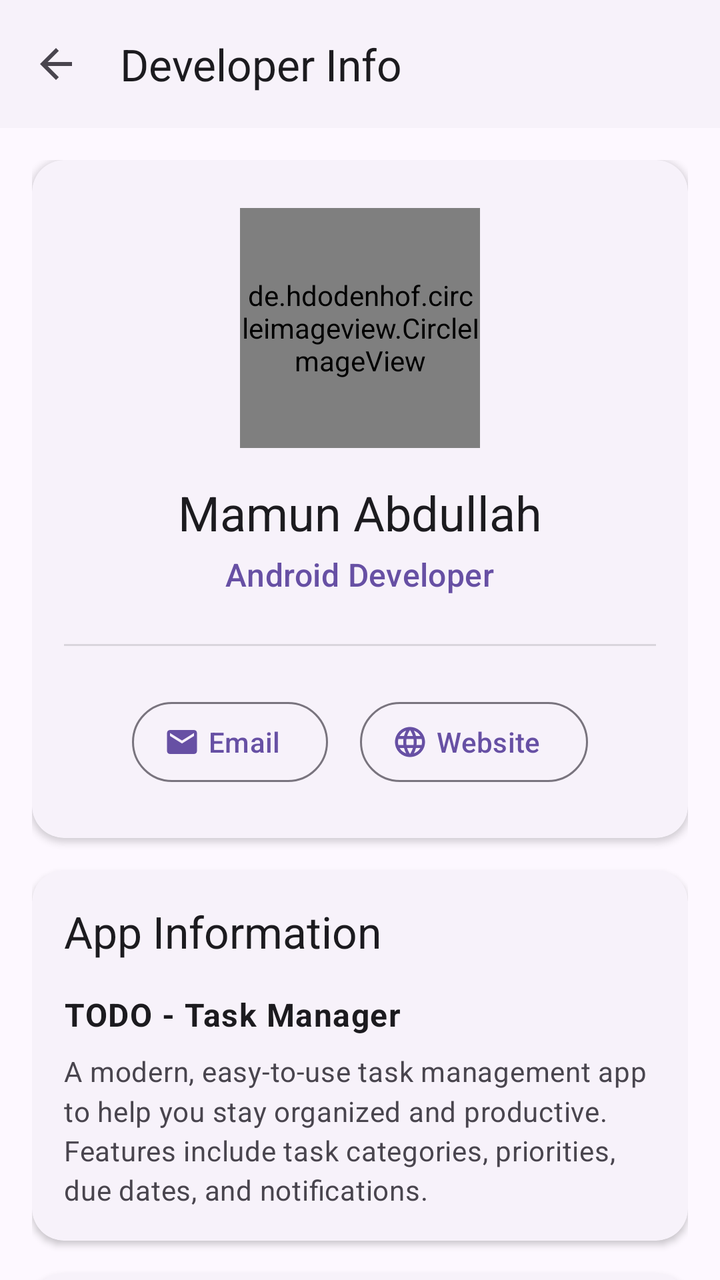
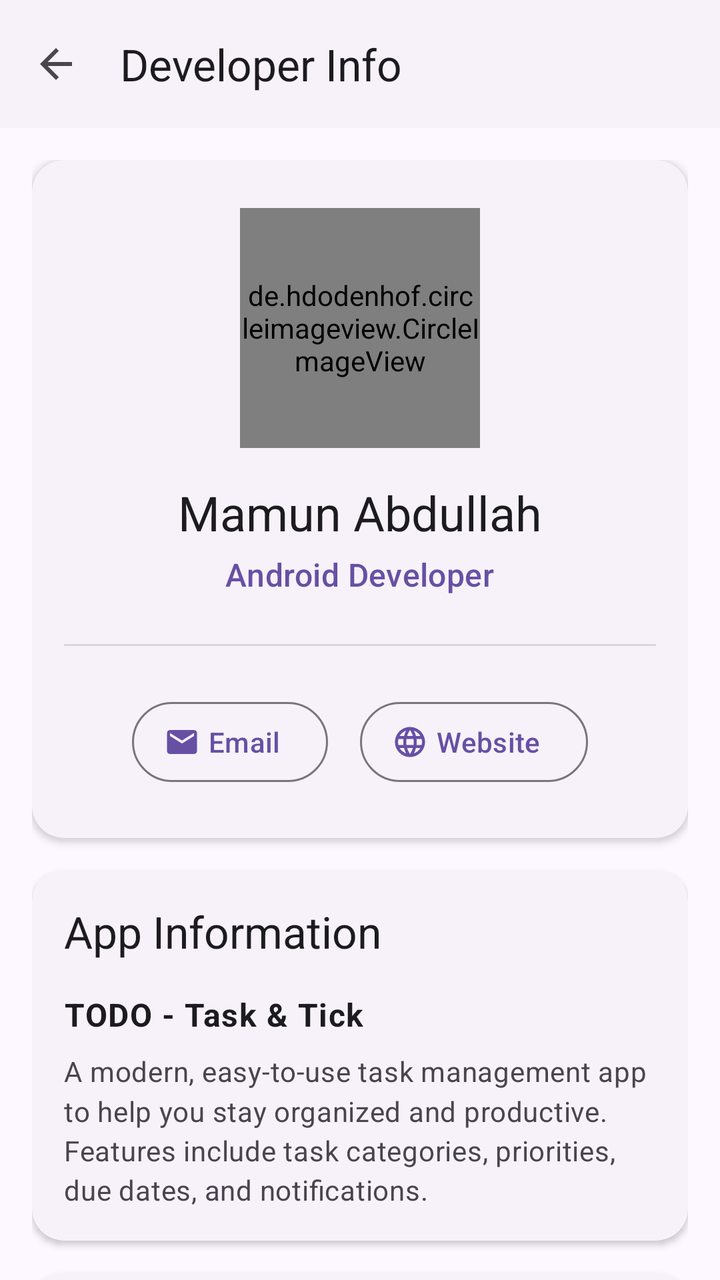

An Android layout rendered at two revisions. The XML below is the earlier revision; the diff shows what the commit changed to produce the second picture.
<!-- AndroidManifest.xml: activity theme Theme.Exam -->
<!-- res/layout/activity_developer_info.xml -->
<?xml version="1.0" encoding="utf-8"?>
<androidx.coordinatorlayout.widget.CoordinatorLayout xmlns:android="http://schemas.android.com/apk/res/android"
    xmlns:app="http://schemas.android.com/apk/res-auto"
    xmlns:tools="http://schemas.android.com/tools"
    android:layout_width="match_parent"
    android:layout_height="match_parent"
    android:background="?android:colorBackground"
    tools:context=".DeveloperInfoActivity">

    <com.google.android.material.appbar.AppBarLayout
        android:id="@+id/appBarLayout"
        android:layout_width="match_parent"
        android:layout_height="wrap_content"
        android:fitsSystemWindows="true"
        android:background="@android:color/transparent"
        app:elevation="0dp">

        <com.google.android.material.appbar.MaterialToolbar
            android:id="@+id/toolbar"
            android:layout_width="match_parent"
            android:layout_height="?attr/actionBarSize"
        android:background="?attr/colorSurface"
            app:navigationIcon="@drawable/ic_baseline_arrow_back_24"
        app:title="@string/developer_info"
            app:titleTextColor="?attr/colorOnSurface" />

    </com.google.android.material.appbar.AppBarLayout>

    <androidx.core.widget.NestedScrollView
        android:layout_width="match_parent"
        android:layout_height="match_parent"
        android:clipToPadding="false"
        android:overScrollMode="never"
        android:paddingBottom="24dp"
        app:layout_behavior="@string/appbar_scrolling_view_behavior">

        <androidx.constraintlayout.widget.ConstraintLayout
            android:layout_width="match_parent"
            android:layout_height="wrap_content"
            android:paddingHorizontal="16dp"
            android:paddingTop="16dp">

            
            <androidx.cardview.widget.CardView
                android:id="@+id/profileCard"
                android:layout_width="match_parent"
                android:layout_height="wrap_content"
                android:layout_marginBottom="24dp"
                app:cardBackgroundColor="?attr/colorSurface"
                app:cardCornerRadius="16dp"
                app:cardElevation="2dp"
                app:layout_constraintEnd_toEndOf="parent"
                app:layout_constraintStart_toStartOf="parent"
                app:layout_constraintTop_toTopOf="parent">

                <androidx.constraintlayout.widget.ConstraintLayout
                    android:layout_width="match_parent"
                    android:layout_height="wrap_content"
                    android:paddingHorizontal="16dp"
                    android:paddingVertical="24dp">

                    <de.hdodenhof.circleimageview.CircleImageView
                        android:id="@+id/developerImage"
                        android:layout_width="120dp"
                        android:layout_height="120dp"
                        android:src="@drawable/developer"
                        app:civ_border_color="?attr/colorPrimary"
                        app:civ_border_width="2dp"
                        app:layout_constraintEnd_toEndOf="parent"
                        app:layout_constraintStart_toStartOf="parent"
                        app:layout_constraintTop_toTopOf="parent" />

                    <TextView
                        android:id="@+id/developerName"
                        android:layout_width="wrap_content"
                        android:layout_height="wrap_content"
                        android:layout_marginTop="16dp"
                        android:text="@string/developer_name"
                        android:textAppearance="@style/TextAppearance.Material3.HeadlineSmall"
                        android:textColor="?attr/colorOnSurface"
                        app:layout_constraintEnd_toEndOf="parent"
                        app:layout_constraintStart_toStartOf="parent"
                        app:layout_constraintTop_toBottomOf="@id/developerImage" />

                    <TextView
                        android:id="@+id/developerTitle"
                        android:layout_width="wrap_content"
                        android:layout_height="wrap_content"
                        android:layout_marginTop="4dp"
                        android:text="@string/developer_title"
                        android:textAppearance="@style/TextAppearance.Material3.TitleMedium"
                        android:textColor="?attr/colorPrimary"
                        app:layout_constraintEnd_toEndOf="parent"
                        app:layout_constraintStart_toStartOf="parent"
                        app:layout_constraintTop_toBottomOf="@id/developerName" />

                    <View
                        android:id="@+id/divider"
                        android:layout_width="0dp"
                        android:layout_height="1dp"
                        android:layout_marginTop="24dp"
                        android:background="?android:attr/listDivider"
                        app:layout_constraintEnd_toEndOf="parent"
                        app:layout_constraintStart_toStartOf="parent"
                        app:layout_constraintTop_toBottomOf="@id/developerTitle" />

                    <LinearLayout
                        android:id="@+id/contactButtonsLayout"
                        android:layout_width="match_parent"
                        android:layout_height="wrap_content"
                        android:layout_marginTop="24dp"
                        android:gravity="center"
                        android:orientation="horizontal"
                        app:layout_constraintEnd_toEndOf="parent"
                        app:layout_constraintStart_toStartOf="parent"
                        app:layout_constraintTop_toBottomOf="@id/divider">

                        <com.google.android.material.button.MaterialButton
                            android:id="@+id/emailButton"
                            style="@style/Widget.Material3.Button.OutlinedButton.Icon"
                            android:layout_width="wrap_content"
                            android:layout_height="wrap_content"
                            android:layout_marginEnd="16dp"
                            android:text="@string/email_button"
                            app:icon="@drawable/ic_email_24" />

                        <com.google.android.material.button.MaterialButton
                            android:id="@+id/websiteButton"
                            style="@style/Widget.Material3.Button.OutlinedButton.Icon"
                            android:layout_width="wrap_content"
                            android:layout_height="wrap_content"
                            android:text="@string/website_button"
                            app:icon="@drawable/ic_website_24" />
                    </LinearLayout>
                </androidx.constraintlayout.widget.ConstraintLayout>
            </androidx.cardview.widget.CardView>

            
            <androidx.cardview.widget.CardView
                android:id="@+id/appInfoCard"
                android:layout_width="match_parent"
                android:layout_height="wrap_content"
                android:layout_marginTop="16dp"
                app:cardBackgroundColor="?attr/colorSurface"
                app:cardCornerRadius="16dp"
                app:cardElevation="2dp"
                app:layout_constraintEnd_toEndOf="parent"
                app:layout_constraintStart_toStartOf="parent"
                app:layout_constraintTop_toBottomOf="@id/profileCard">

                <LinearLayout
            android:layout_width="match_parent"
            android:layout_height="wrap_content"
            android:orientation="vertical"
                    android:padding="16dp">

                    <TextView
                        android:layout_width="wrap_content"
                        android:layout_height="wrap_content"
                        android:text="@string/app_info_title"
                        android:textAppearance="@style/TextAppearance.Material3.TitleLarge"
                        android:textColor="?attr/colorOnSurface" />

                    <TextView
                        android:layout_width="match_parent"
                        android:layout_height="wrap_content"
                        android:layout_marginTop="16dp"
                        android:text="@string/app_name_with_desc"
                        android:textAppearance="@style/TextAppearance.Material3.BodyLarge"
                        android:textColor="?attr/colorOnSurface"
                        android:textStyle="bold" />

            <TextView
                        android:id="@+id/appDescription"
                        android:layout_width="match_parent"
                        android:layout_height="wrap_content"
                        android:layout_marginTop="8dp"
                        android:lineSpacingMultiplier="1.2"
                        android:text="@string/app_description"
                        android:textAppearance="@style/TextAppearance.Material3.BodyMedium"
                        android:textColor="?attr/colorOnSurfaceVariant" />
                </LinearLayout>
            </androidx.cardview.widget.CardView>

            
            <androidx.cardview.widget.CardView
                android:id="@+id/supportCard"
                android:layout_width="match_parent"
                android:layout_height="wrap_content"
                android:layout_marginTop="16dp"
                app:cardBackgroundColor="?attr/colorSurface"
                app:cardCornerRadius="16dp"
                app:cardElevation="2dp"
                app:layout_constraintEnd_toEndOf="parent"
                app:layout_constraintStart_toStartOf="parent"
                app:layout_constraintTop_toBottomOf="@id/appInfoCard">

                <LinearLayout
                    android:layout_width="match_parent"
                    android:layout_height="wrap_content"
                    android:orientation="vertical"
                    android:padding="16dp">

                    <TextView
                        android:layout_width="wrap_content"
                        android:layout_height="wrap_content"
                        android:text="@string/support_feedback_title"
                        android:textAppearance="@style/TextAppearance.Material3.TitleLarge"
                        android:textColor="?attr/colorOnSurface" />

                    <TextView
                        android:id="@+id/supportInfo"
                        android:layout_width="match_parent"
                        android:layout_height="wrap_content"
                        android:layout_marginTop="16dp"
                        android:lineSpacingMultiplier="1.2"
                        android:text="@string/support_info"
                        android:textAppearance="@style/TextAppearance.Material3.BodyMedium"
                        android:textColor="?attr/colorOnSurfaceVariant" />

                    <com.google.android.material.button.MaterialButton
                        android:id="@+id/feedbackButton"
                        style="@style/Widget.Material3.Button"
                        android:layout_width="wrap_content"
                        android:layout_height="wrap_content"
                        android:layout_gravity="center_horizontal"
                        android:layout_marginTop="16dp"
                        android:text="@string/feedback_button" />
                </LinearLayout>
            </androidx.cardview.widget.CardView>

            <TextView
                android:id="@+id/thanksMessage"
                android:layout_width="match_parent"
                android:layout_height="wrap_content"
                android:layout_marginTop="24dp"
                android:gravity="center"
                android:text="@string/thanks_message"
                android:textAppearance="@style/TextAppearance.Material3.BodyLarge"
                android:textColor="?attr/colorPrimary"
                android:textStyle="italic"
                app:layout_constraintBottom_toBottomOf="parent"
                app:layout_constraintEnd_toEndOf="parent"
                app:layout_constraintStart_toStartOf="parent"
                app:layout_constraintTop_toBottomOf="@id/supportCard" />

        </androidx.constraintlayout.widget.ConstraintLayout>
    </androidx.core.widget.NestedScrollView>
</androidx.coordinatorlayout.widget.CoordinatorLayout>
<!-- resources referenced by this layout -->
<resources>
  <!-- drawable ic_baseline_arrow_back_24 (drawable) -->
  <?xml version="1.0" encoding="utf-8"?>
  <vector xmlns:android="http://schemas.android.com/apk/res/android"
      android:width="24dp"
      android:height="24dp"
      android:viewportWidth="24"
      android:viewportHeight="24">
      <path
          android:fillColor="@color/md_on_surface_variant"
          android:pathData="M20,11H7.83l5.59-5.59L12,4l-8,8 8,8 1.41-1.41L7.83,13H20v-2z"/>
  </vector>
  <!-- drawable ic_email_24 (drawable) -->
  <?xml version="1.0" encoding="utf-8"?>
  <vector xmlns:android="http://schemas.android.com/apk/res/android"
      android:width="24dp"
      android:height="24dp"
      android:viewportWidth="24"
      android:viewportHeight="24"
      android:tint="?attr/colorControlNormal">
      <path
          android:fillColor="@android:color/white"
          android:pathData="M20,4L4,4c-1.1,0 -1.99,0.9 -1.99,2L2,18c0,1.1 0.9,2 2,2h16c1.1,0 2,-0.9 2,-2L22,6c0,-1.1 -0.9,-2 -2,-2zM20,8l-8,5 -8,-5L4,6l8,5 8,-5v2z"/>
  </vector>
  <string name="app_description">A modern, easy-to-use task management app to help you stay organized and productive. Features include task categories, priorities, due dates, and notifications.</string>
  <string name="app_info_title">App Information</string>
  <string name="app_name_with_desc">TODO - Task Manager</string>
  <string name="developer_info">Developer Info</string>
  <string name="developer_name">Mamun Abdullah</string>
  <string name="developer_title">Android Developer</string>
  <string name="email_button">Email</string>
  <string name="feedback_button">Send Feedback</string>
  <string name="support_feedback_title">Support &amp; Feedback</string>
  <string name="support_info">For support, feature requests, or bug reports, please contact us via email. We value your privacy and feedback!</string>
  <string name="thanks_message">Thanks for using TODO!</string>
  <string name="website_button">Website</string>
  <style name="Theme.Exam" parent="Base.Theme.Exam" />
  <color name="md_on_surface_variant">#FF49454E</color>
  <color name="md_primary">#FF6750A4</color>
  <color name="md_primary_container">#FFE9DDFF</color>
  <color name="md_on_primary">#FFFFFFFF</color>
  <color name="md_secondary">#FF625B71</color>
  <color name="md_secondary_container">#FFE8DEF8</color>
  <color name="md_on_secondary">#FFFFFFFF</color>
  <color name="md_tertiary">#FF7E5260</color>
  <color name="md_on_tertiary">#FFFFFFFF</color>
  <color name="md_surface">#FFF7F2FA</color>
  <color name="md_on_surface">#FF1C1B1F</color>
  <color name="md_surface_variant">#FFE7E0EC</color>
  <color name="md_background">#FFFDF8FF</color>
  <color name="md_on_background">#FF1C1B1F</color>
  <color name="md_error">#FFB3261E</color>
  <color name="md_on_error">#FFFFFFFF</color>
  <!-- unchanged entries left out for length: 3 -->
</resources>

<!-- the commit's change to res/layout/activity_developer_info.xml (unified diff, before → after) -->
@@ -148,7 +148,7 @@
                 app:layout_constraintStart_toStartOf="parent"
                 app:layout_constraintTop_toBottomOf="@id/profileCard">
 
-                <LinearLayout
+        <LinearLayout
             android:layout_width="match_parent"
             android:layout_height="wrap_content"
             android:orientation="vertical"
<!-- resource entries referenced after the edit -->
@@ -25,7 +25,7 @@
   </vector>
   <string name="app_description">A modern, easy-to-use task management app to help you stay organized and productive. Features include task categories, priorities, due dates, and notifications.</string>
   <string name="app_info_title">App Information</string>
-  <string name="app_name_with_desc">TODO - Task Manager</string>
+  <string name="app_name_with_desc">TODO - Task &amp; Tick</string>
   <string name="developer_info">Developer Info</string>
   <string name="developer_name">Mamun Abdullah</string>
   <string name="developer_title">Android Developer</string>
@@ -33,7 +33,7 @@
   <string name="feedback_button">Send Feedback</string>
   <string name="support_feedback_title">Support &amp; Feedback</string>
   <string name="support_info">For support, feature requests, or bug reports, please contact us via email. We value your privacy and feedback!</string>
-  <string name="thanks_message">Thanks for using TODO!</string>
+  <string name="thanks_message">Thanks for using TODO - Task &amp; Tick!</string>
   <string name="website_button">Website</string>
   <style name="Theme.Exam" parent="Base.Theme.Exam" />
   <color name="md_on_surface_variant">#FF49454E</color>
